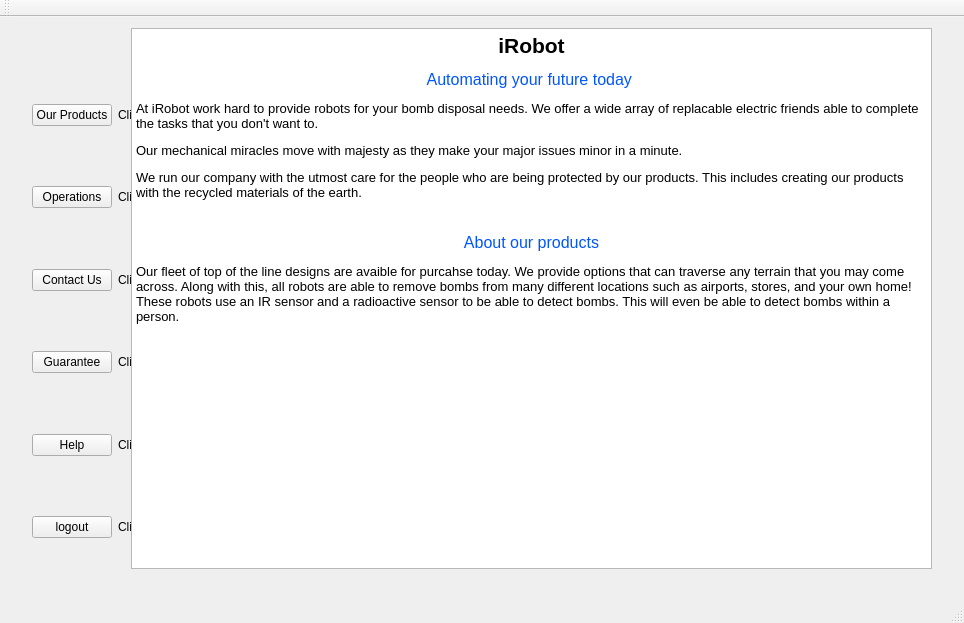
Old version of the form IRobot/mainwindow.ui in the repository OwlbitCode/CS-c1-project1.
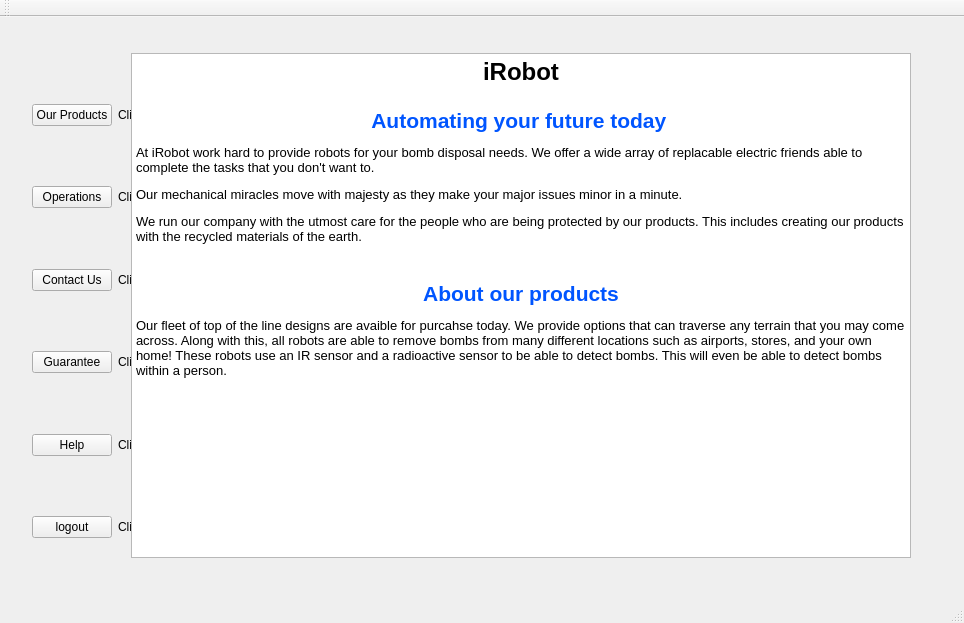
New version of the form. The open tabs and pages were chosen to show the change. Icons and pictures are not drawn.

Commit message:
Changed customer window
Moved image of wall-e to be inside the text area.

The edit to the form file:
```diff
--- a/IRobot/mainwindow.ui
+++ b/IRobot/mainwindow.ui
@@ -370,9 +370,9 @@
         <property name="geometry">
          <rect>
           <x>120</x>
-          <y>0</y>
-          <width>801</width>
-          <height>541</height>
+          <y>25</y>
+          <width>780</width>
+          <height>505</height>
          </rect>
         </property>
         <property name="styleSheet">
@@ -383,14 +383,14 @@
 &lt;html&gt;&lt;head&gt;&lt;meta name=&quot;qrichtext&quot; content=&quot;1&quot; /&gt;&lt;style type=&quot;text/css&quot;&gt;
 p, li { white-space: pre-wrap; }
 &lt;/style&gt;&lt;/head&gt;&lt;body style=&quot; font-family:'MS Shell Dlg 2'; font-size:7.8pt; font-weight:400; font-style:normal;&quot;&gt;
-&lt;p align=&quot;center&quot; style=&quot; margin-top:12px; margin-bottom:0px; margin-left:0px; margin-right:0px; -qt-block-indent:0; text-indent:0px; line-height:100%;&quot;&gt;&lt;span style=&quot; font-size:16pt; font-weight:600;&quot;&gt;iRobot&lt;/span&gt;&lt;/p&gt;
-&lt;p align=&quot;center&quot; style=&quot; margin-top:12px; margin-bottom:0px; margin-left:0px; margin-right:0px; -qt-block-indent:0; text-indent:0px; line-height:100%;&quot;&gt;&lt;span style=&quot; font-size:12pt; color:#0055ff;&quot;&gt;Automating your future today&lt;/span&gt;&lt;span style=&quot; font-size:12pt;&quot;&gt; &lt;/span&gt;&lt;/p&gt;
+&lt;p align=&quot;center&quot; style=&quot; margin-top:18px; margin-bottom:0px; margin-left:0px; margin-right:0px; -qt-block-indent:0; text-indent:0px; line-height:120%;&quot;&gt;&lt;span style=&quot; font-size:18pt; font-weight:600;&quot;&gt;iRobot&lt;/span&gt;&lt;/p&gt;
+&lt;p align=&quot;center&quot; style=&quot; margin-top:16px; margin-bottom:0px; margin-left:0px; margin-right:0px; -qt-block-indent:0; text-indent:0px; line-height:100%;&quot;&gt;&lt;span style=&quot; font-size:16pt; font-weight:600; color:#0055ff;&quot;&gt;Automating your future today&lt;/span&gt;&lt;span style=&quot; font-size:12pt;&quot;&gt; &lt;/span&gt;&lt;/p&gt;
 &lt;p style=&quot; margin-top:12px; margin-bottom:0px; margin-left:0px; margin-right:0px; -qt-block-indent:0; text-indent:0px; line-height:100%;&quot;&gt;&lt;span style=&quot; font-size:10pt;&quot;&gt;At iRobot work hard to provide robots for your bomb disposal needs. We offer a wide array of replacable electric friends able to complete the tasks that you don't want to.&lt;/span&gt;&lt;/p&gt;
 &lt;p style=&quot; margin-top:12px; margin-bottom:0px; margin-left:0px; margin-right:0px; -qt-block-indent:0; text-indent:0px; line-height:100%;&quot;&gt;&lt;span style=&quot; font-size:10pt;&quot;&gt;Our mechanical miracles move with majesty as they make your major issues minor in a minute. &lt;/span&gt;&lt;/p&gt;
 &lt;p style=&quot; margin-top:12px; margin-bottom:0px; margin-left:0px; margin-right:0px; -qt-block-indent:0; text-indent:0px; line-height:100%;&quot;&gt;&lt;span style=&quot; font-size:10pt;&quot;&gt;We run our company with the utmost care for the people who are being protected by our products. This includes creating our products with the recycled materials of the earth.&lt;/span&gt;&lt;/p&gt;
 &lt;p style=&quot;-qt-paragraph-type:empty; margin-top:8px; margin-bottom:0px; margin-left:0px; margin-right:0px; -qt-block-indent:0; text-indent:0px; line-height:100%; font-size:8pt;&quot;&gt;&lt;br /&gt;&lt;/p&gt;
-&lt;p align=&quot;center&quot; style=&quot; margin-top:12px; margin-bottom:0px; margin-left:0px; margin-right:0px; -qt-block-indent:0; text-indent:0px; line-height:100%;&quot;&gt;&lt;span style=&quot; font-size:12pt; color:#0055ff;&quot;&gt;About our products&lt;/span&gt;&lt;/p&gt;
-&lt;p style=&quot; margin-top:12px; margin-bottom:0px; margin-left:0px; margin-right:0px; -qt-block-indent:0; text-indent:0px; line-height:100%;&quot;&gt;&lt;span style=&quot; font-size:10pt;&quot;&gt;Our fleet of top of the line designs are avaible for purcahse today. We provide options that can traverse any terrain that you may come across. Along with this, all robots are able to remove bombs from many different locations such as airports, stores, and your own home! These robots use an IR sensor and a radioactive sensor to be able to detect bombs. This will even be able to detect bombs within a person.&lt;br /&gt;&lt;/span&gt;&lt;img src=&quot;://images/wallelookingup.png&quot; width=&quot;150&quot; height=&quot;150&quot; style=&quot;float: right;&quot; /&gt;&lt;/p&gt;&lt;/body&gt;&lt;/html&gt;</string>
+&lt;p align=&quot;center&quot; style=&quot; margin-top:16px; margin-bottom:0px; margin-left:0px; margin-right:0px; -qt-block-indent:0; text-indent:0px; line-height:100%;&quot;&gt;&lt;img src=&quot;://images/wallelookingup.png&quot; width=&quot;200&quot; height=&quot;200&quot; style=&quot;float: right;&quot; /&gt;&lt;span style=&quot; font-size:16pt; font-weight:600; color:#0055ff;&quot;&gt;About our products&lt;/span&gt;&lt;/p&gt;
+&lt;p style=&quot; margin-top:12px; margin-bottom:0px; margin-left:0px; margin-right:0px; -qt-block-indent:0; text-indent:0px; line-height:100%;&quot;&gt;&lt;span style=&quot; font-size:10pt;&quot;&gt;Our fleet of top of the line designs are avaible for purcahse today. We provide options that can traverse any terrain that you may come across. Along with this, all robots are able to remove bombs from many different locations such as airports, stores, and your own home! These robots use an IR sensor and a radioactive sensor to be able to detect bombs. This will even be able to detect bombs within a person.&lt;br /&gt;&lt;/span&gt;&lt;/p&gt;&lt;/body&gt;&lt;/html&gt;</string>
         </property>
        </widget>
       </widget>
```
Left out of the diff: 152 changed lines with no effect on the pictures.
